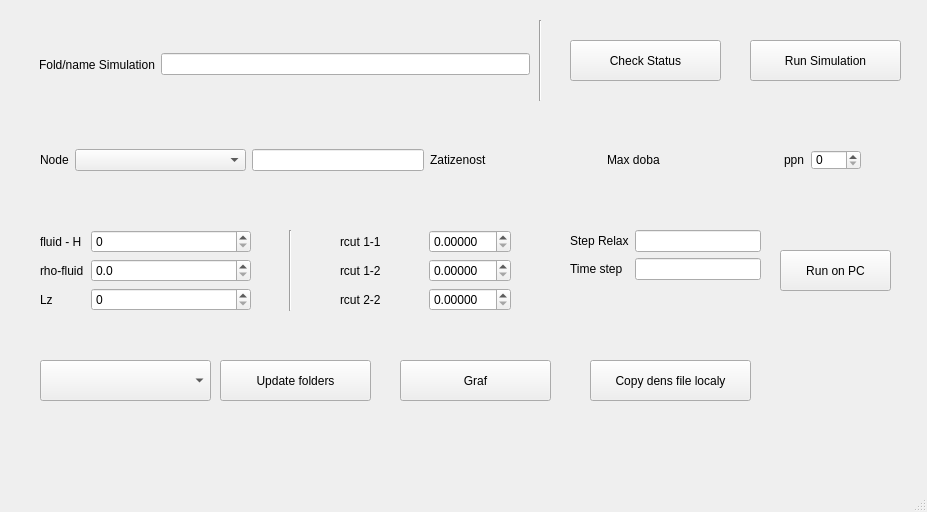
First picture: the form in src/ui/simulace_app.ui, repository st-hazakura/Simulation-app, before the edit.
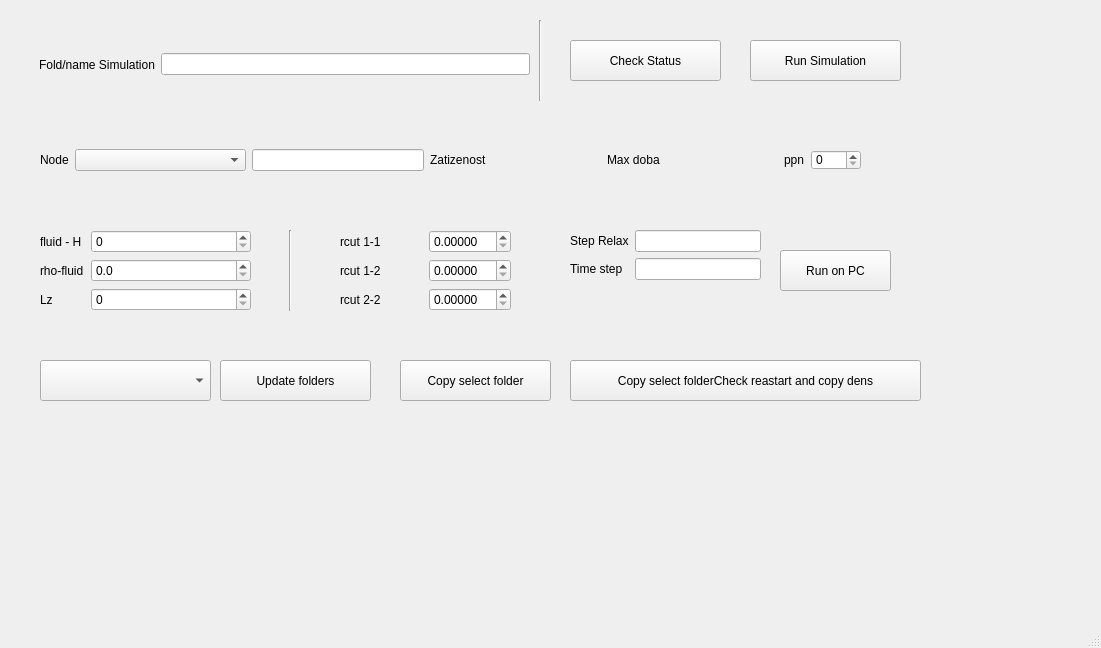
Second picture: the form after the edit.

What changed in the file:
```diff
--- a/src/ui/simulace_app.ui
+++ b/src/ui/simulace_app.ui
@@ -6,8 +6,8 @@
    <rect>
     <x>0</x>
     <y>0</y>
-    <width>927</width>
-    <height>512</height>
+    <width>1101</width>
+    <height>648</height>
    </rect>
   </property>
   <property name="windowTitle">
@@ -355,7 +355,7 @@
      </rect>
     </property>
     <property name="text">
-     <string>Graf</string>
+     <string>Copy select folder</string>
     </property>
    </widget>
    <widget class="QPushButton" name="runSimButton">
@@ -406,14 +406,14 @@
    <widget class="QPushButton" name="button_copy_dens_file_localy">
     <property name="geometry">
      <rect>
-      <x>590</x>
+      <x>570</x>
       <y>360</y>
-      <width>161</width>
+      <width>351</width>
       <height>41</height>
      </rect>
     </property>
     <property name="text">
-     <string>Copy dens file localy</string>
+     <string>Copy select folderCheck reastart and copy dens</string>
     </property>
    </widget>
   </widget>
```
Left out of the diff: 4 changed lines with no effect on the pictures.
